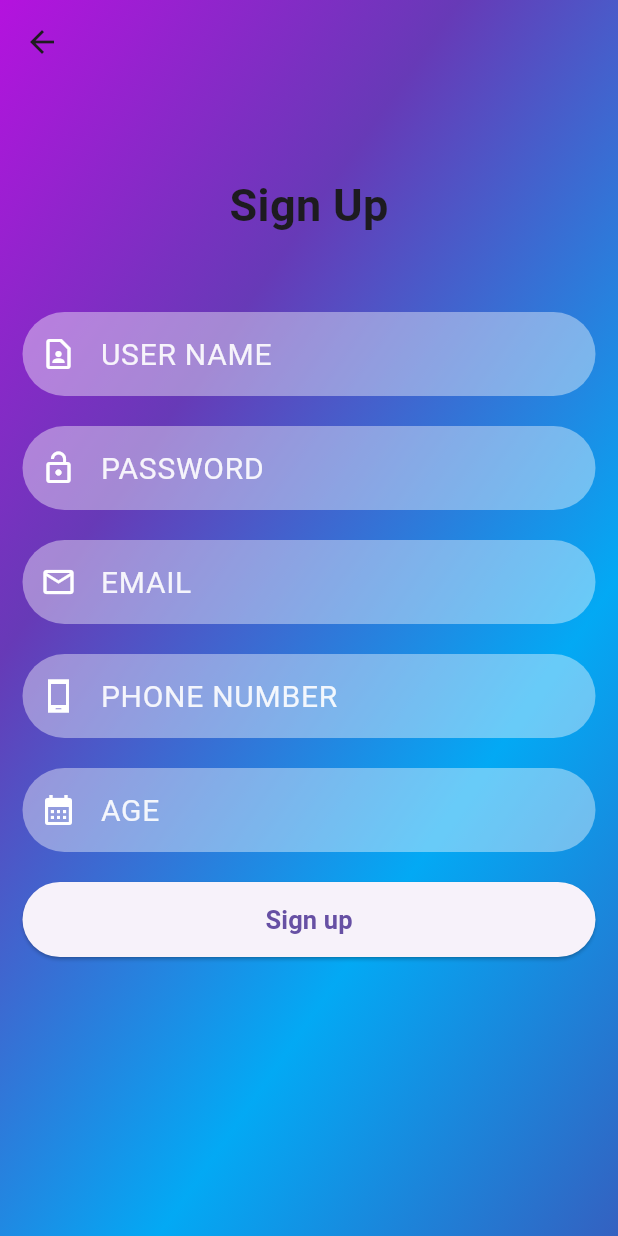
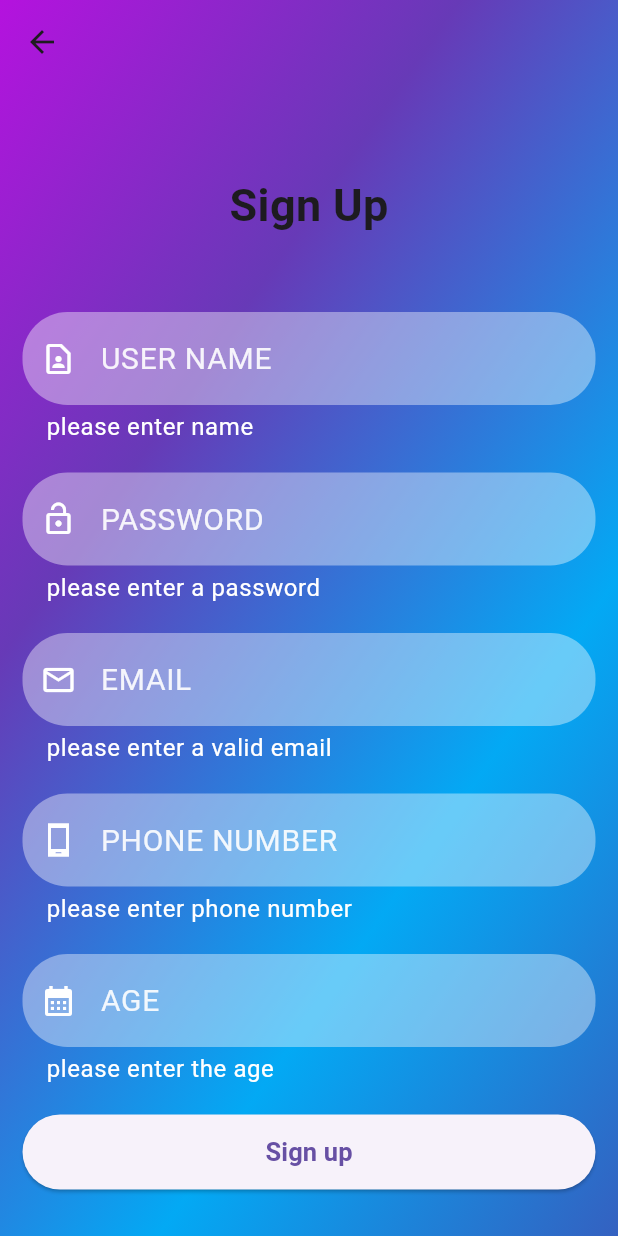
Before and after one commit to muhammed-shadil/firebase_signin_signout, a Flutter app: the SignupPage screen opened directly, after a tap on "Sign up", on a phone screen of 412 x 824 dp. Run offline on Flutter 3.47's test engine with Material 3 defaults, Android fonts, the phone set to English and light mode, and no system bars; our stand-ins replace cloud_firestore, firebase_auth, firebase_core; accounts and stored records are empty.

Commit message:
insertion data

```diff
--- a/lib/controller/auth_controller.dart
+++ b/lib/controller/auth_controller.dart
@@ -1,4 +1,6 @@
+import 'package:cloud_firestore/cloud_firestore.dart';
 import 'package:firebase_auth/firebase_auth.dart';
+import 'package:firebase_login/model/user_model.dart';
 import 'package:flutter/material.dart';
 
 class Authontification {
@@ -28,16 +30,35 @@ class Authontification {
     }
   }
 
-  static signup(String email, String password, BuildContext context) async {
+  static signup(String age,String phone,String username,String email, String password, BuildContext context) async {
     try {
       UserCredential userCredential = await FirebaseAuth.instance
           .createUserWithEmailAndPassword(email: email, password: password);
       await FirebaseAuth.instance.currentUser!.updateDisplayName(email);
-      ScaffoldMessenger.of(context).showSnackBar(
+      // ScaffoldMessenger.of(context).showSnackBar(
+      //   const SnackBar(
+      //     content: Text("registeration successfull"),
+      //   ),
+      // );
+      FirebaseFirestore firebaseFirestore = FirebaseFirestore.instance;
+      User? user = FirebaseAuth.instance.currentUser;
+
+      usermodel usermode = usermodel();
+
+
+      usermode.uid=user!.uid;
+      usermode.email=user!.email;
+      usermode.age=age;
+      usermode.phone=phone;
+      usermode.username=username;
+  await firebaseFirestore.collection("users").doc(user.uid).set(usermode.toMap());
+
+   ScaffoldMessenger.of(context).showSnackBar(
         const SnackBar(
-          content: Text("registeration successfull"),
+          content: Text("registeration successfully"),
         ),
       );
+
     } on FirebaseException catch (e) {
       if (e.code == 'weak-password') {
         ScaffoldMessenger.of(context).showSnackBar(
--- /dev/null
+++ b/lib/model/user_model.dart
@@ -0,0 +1,21 @@
+class usermodel{
+  String? uid;
+  String? email;
+  String? username;
+  String? phone;
+  String? age;
+usermodel({this.uid,this.age,this.email,this.phone,this.username});
+
+factory usermodel.fromMap(map){
+  return usermodel(uid:map['uid'],username: map['username'],email: map['email'],phone: map['phone'],age: map['age'] );
+}
+Map<String,dynamic>toMap(){
+  return {
+    'uid':uid,
+    'email':email,
+    'username':username,
+    'phone':phone,
+    'age':age
+  };
+}
+}
--- a/lib/view/screen/loginpage.dart
+++ b/lib/view/screen/loginpage.dart
@@ -12,6 +12,11 @@ class loginpage extends StatelessWidget {
   TextEditingController passcontroller = TextEditingController();
 
   TextEditingController emailontroller = TextEditingController();
+  final regemail = RegExp(r"^[a-zA-Z0-9_\-\.\S]{4,}[@][a-z]+[\.][a-z]{2,3}$");
+  final paswd =
+      RegExp(r'^(?=.*?[A-Z])(?=.*?[a-z])(?=.*?[0-9])(?=.*?[!@#\$&*~]).{8,}$');
+
+  final formKey = GlobalKey<FormState>();
   @override
   Widget build(BuildContext context) {
     return Container(
@@ -31,6 +36,8 @@ class loginpage extends StatelessWidget {
         ),
       ),
       child: SingleChildScrollView(
+        child: Form(
+          key: formKey,
           child: Column(
             children: [
               const SizedBox(
@@ -43,11 +50,25 @@ class loginpage extends StatelessWidget {
                 ),
               ),
               CustomTextfield(
+                  validator: (value) {
+                    if (value == null || value.isEmpty) {
+                      return "please enter a valid email";
+                    } else if (!regemail.hasMatch(value)) {
+                      return "please enter a valid email";
+                    }
+                  },
                   controller: emailontroller,
                   icon: Icons.email_outlined,
                   text: "Enter Email"),
               const Sizedbox20(),
               CustomTextfield(
+                  validator: (value) {
+                    if (value == null || value.isEmpty) {
+                      return "please enter a password";
+                    } else if (!paswd.hasMatch(value)) {
+                      return 'Password should contain at least one upper case, \n one lower case, one digit, one special character and \n must be 8 characters in length';
+                    }
+                  },
                   controller: passcontroller,
                   icon: Icons.lock_open_rounded,
                   text: "Enter Password"),
@@ -59,10 +80,11 @@ class loginpage extends StatelessWidget {
                 child: custombutton(
                     text: "LOG IN",
                     onpressed: () async {
+                      if (formKey.currentState!.validate()) {
                         Authontification.signin(
                             emailontroller.text, passcontroller.text, context);
-                },
-              ),
+                      }
+                    }),
               ),
               const SizedBox(
                 height: 25,
@@ -128,6 +150,7 @@ class loginpage extends StatelessWidget {
             ],
           ),
         ),
+      ),
     );
   }
 }
--- a/lib/view/screen/signuppage.dart
+++ b/lib/view/screen/signuppage.dart
@@ -1,4 +1,5 @@
 import 'package:firebase_login/controller/auth_controller.dart';
+import 'package:firebase_login/view/screen/homepage.dart';
 import 'package:firebase_login/view/widgets/custombutton1.dart';
 import 'package:firebase_login/view/widgets/customtextfield1.dart';
 import 'package:firebase_login/view/widgets/sizedbox20.dart';
@@ -8,9 +9,21 @@ class SignupPage extends StatelessWidget {
   SignupPage({super.key});
   TextEditingController emailcontroller = TextEditingController();
   TextEditingController passcontroller = TextEditingController();
+  TextEditingController agecontroller = TextEditingController();
+  TextEditingController usernamecontroller = TextEditingController();
+  TextEditingController phonecontroller = TextEditingController();
+
+  final regemail = RegExp(r"^[a-zA-Z0-9_\-\.\S]{4,}[@][a-z]+[\.][a-z]{2,3}$");
+  final phonreg = RegExp(r"^[6789]\d{9}$");
+  final paswd =
+      RegExp(r'^(?=.*?[A-Z])(?=.*?[a-z])(?=.*?[0-9])(?=.*?[!@#\$&*~]).{8,}$');
+
+  final name = RegExp(r'^[A-Za-z]+$');
+  final age = RegExp(r"^[0-9]{1,2}$");
+  final formKey = GlobalKey<FormState>();
+
   @override
   Widget build(BuildContext context) {
-    final formKey = GlobalKey<FormState>();
     return Scaffold(
       extendBodyBehindAppBar: true,
       appBar: AppBar(
@@ -49,29 +62,86 @@ class SignupPage extends StatelessWidget {
                 const SizedBox(
                   height: 50,
                 ),
-                const CustomTextfield(
-                    icon: Icons.contact_page_outlined, text: "USER NAME"),
+                CustomTextfield(
+                    controller: usernamecontroller,
+                    validator: (value) {
+                      if (value == null || value.isEmpty) {
+                        return "please enter name";
+                      } else if (!name.hasMatch(value)) {
+                        return "enter a valid name";
+                      }
+                    },
+                    icon: Icons.contact_page_outlined,
+                    text: "USER NAME"),
                 const Sizedbox20(),
                 CustomTextfield(
+                    validator: (value) {
+                      if (value == null || value.isEmpty) {
+                        return "please enter a password";
+                      } else if (!paswd.hasMatch(value)) {
+                        return 'Password should contain at least one upper case, one lower case, one digit, one special character and  must be 8 characters in length';
+                      }
+                    },
                     controller: passcontroller,
                     icon: Icons.lock_open,
                     text: "PASSWORD"),
                 const Sizedbox20(),
                 CustomTextfield(
+                    validator: (value) {
+                      if (value == null || value.isEmpty) {
+                        return "please enter a valid email";
+                      } else if (!regemail.hasMatch(value)) {
+                        return "please enter a valid email";
+                      }
+                    },
                     controller: emailcontroller,
                     icon: Icons.email_outlined,
                     text: "EMAIL"),
                 const Sizedbox20(),
-                const CustomTextfield(
-                    icon: Icons.phone_android_sharp, text: "PHONE NUMBER"),
+                CustomTextfield(
+                    controller: phonecontroller,
+                    validator: (value) {
+                      if (value == null || value.isEmpty) {
+                        return "please enter phone number";
+                      } else if (value.length > 10) {
+                        return "number must be 10";
+                      } else if (!phonreg.hasMatch(value)) {
+                        return "please enter a valid number";
+                      }
+                    },
+                    icon: Icons.phone_android_sharp,
+                    text: "PHONE NUMBER"),
                 const Sizedbox20(),
-                const CustomTextfield(icon: Icons.calendar_month, text: "AGE"),
+                CustomTextfield(
+                    controller: agecontroller,
+                    validator: (value) {
+                      if (value == null || value.isEmpty) {
+                        return "please enter the age ";
+                      } else if (int.parse(value) < 18) {
+                        return "age is must be above 18";
+                      } else if (!age.hasMatch(value)) {
+                        return "please enter a valid age";
+                      }
+                    },
+                    icon: Icons.calendar_month,
+                    text: "AGE"),
                 const Sizedbox20(),
                 custombutton(
                     text: "Sign up",
                     onpressed: () async {
-                      await Authontification.signup(
-                          emailcontroller.text, passcontroller.text, context);
+                      if (formKey.currentState!.validate()) {
+                        await Authontification.signup(
+                            agecontroller.text,
+                            phonecontroller.text,
+                            usernamecontroller.text,
+                            emailcontroller.text,
+                            passcontroller.text,
+                            context);
+                        Navigator.pushAndRemoveUntil(
+                            context,
+                            MaterialPageRoute(builder: (_) => Homepage()),
+                            (route) => false);
+                      }
                     }),
               ],
             ),
--- a/lib/view/widgets/customtextfield1.dart
+++ b/lib/view/widgets/customtextfield1.dart
@@ -6,7 +6,7 @@ class CustomTextfield extends StatelessWidget {
     required this.icon,
     required this.text,
     this.validator,
-     this.controller,
+    this.controller,
   }) : super(key: key);
   final IconData icon;
   final String? Function(String?)? validator;
@@ -18,13 +18,14 @@ class CustomTextfield extends StatelessWidget {
       controller: controller,
       validator: validator,
       cursorColor: Colors.white,
-      decoration: InputDecoration(
+      decoration: InputDecoration(errorMaxLines: 3,
+        errorStyle: const TextStyle(color: Colors.white, fontSize: 16),
         prefixIcon: Icon(
           icon,
           color: Colors.white,
         ),
-        labelText: text,
-        labelStyle: TextStyle(
+        hintText: text,
+        hintStyle: TextStyle(
           fontSize: 20,
           color: Colors.white.withOpacity(0.9),
         ),
--- a/pubspec.yaml
+++ b/pubspec.yaml
@@ -37,6 +37,7 @@ dependencies:
   cupertino_icons: ^1.0.2
   firebase_auth: ^4.17.7
   firebase_core: ^2.26.0
+  cloud_firestore: ^4.15.8
 
 dev_dependencies:
   flutter_test:
```
Also changed, not shown: pubspec.lock, 4 other files. Lines whose indentation alone changed are shown as unchanged.
